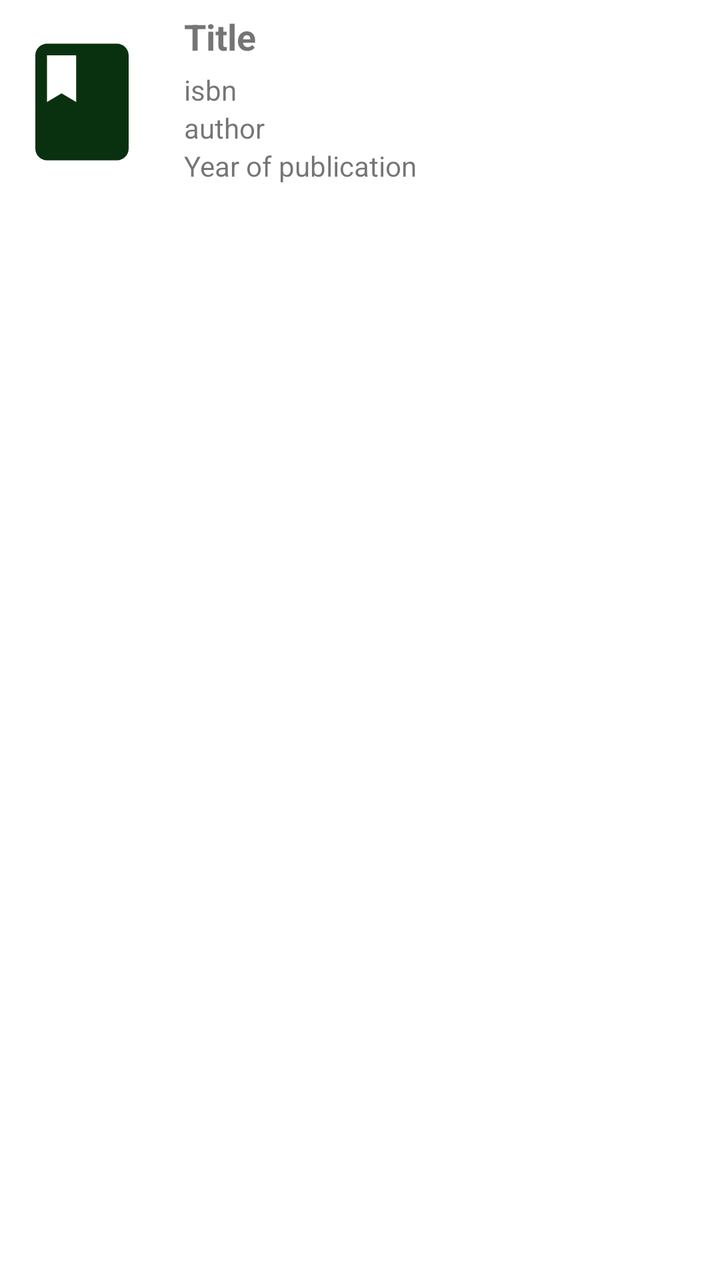
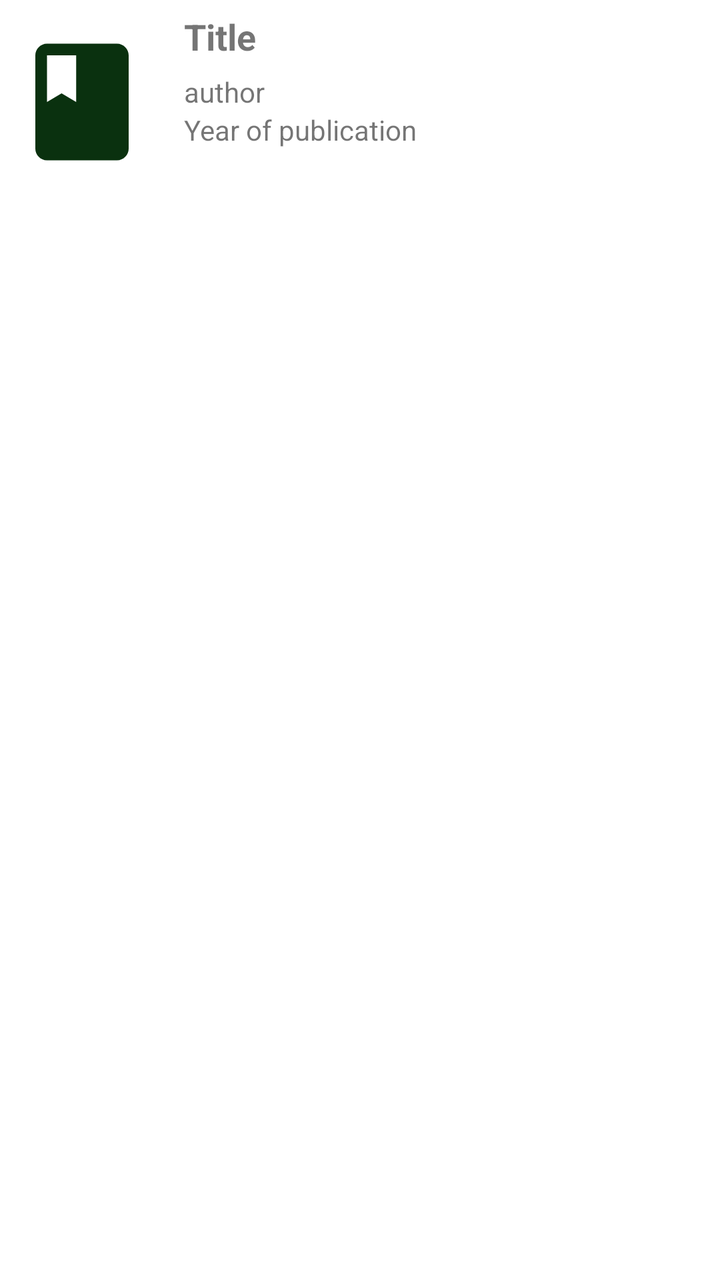

Two renders of the same Android screen: before a commit and after it. Below are the layout's source before the change and the commit's diff.
<!-- AndroidManifest.xml: application theme Theme.MyBooksFadli -->
<!-- res/layout/item_books.xml -->
<?xml version="1.0" encoding="utf-8"?>
<RelativeLayout xmlns:android="http://schemas.android.com/apk/res/android"
    android:layout_width="match_parent"
    android:layout_height="wrap_content"
    android:padding="6dp"
    >

    <LinearLayout
        android:layout_width="match_parent"
        android:layout_height="wrap_content"
        android:orientation="horizontal"
        >
        <ImageView
            android:id="@+id/iv_image_item"
            android:layout_width="70dp"
            android:layout_height="90dp"
            android:src="@drawable/ic_book_24"
            />

        <LinearLayout
            android:layout_width="match_parent"
            android:layout_height="90dp"
            android:orientation="vertical"
            android:layout_toRightOf="@+id/iv_image"
            >
            <TextView
                android:id="@+id/tv_title"
                android:layout_width="match_parent"
                android:layout_height="wrap_content"
                android:paddingHorizontal="16dp"
                android:text="Title"
                android:textStyle="bold"
                android:textSize="18sp"
                android:maxLines="1"
                android:ellipsize="end"
                />

            <TextView
                android:id="@+id/tv_isbn"
                android:layout_width="match_parent"
                android:layout_height="wrap_content"
                android:paddingHorizontal="16dp"
                android:paddingTop="5dp"
                android:text="isbn"
                style="subtitle"
                android:maxLines="1"
                android:ellipsize="end"
                />

            <TextView
                android:id="@+id/tv_author"
                android:layout_width="match_parent"
                android:layout_height="wrap_content"
                android:paddingHorizontal="16dp"
                android:text="author"
                style="subtitle"
                android:maxLines="1"
                android:ellipsize="end"
                />

            <TextView
                android:id="@+id/tv_year_of_publication"
                android:layout_width="match_parent"
                android:layout_height="wrap_content"
                android:paddingHorizontal="16dp"
                android:text="Year of publication"
                />

            <TextView
                android:id="@+id/tv_publisher"
                android:layout_width="match_parent"
                android:layout_height="wrap_content"
                android:paddingHorizontal="16dp"
                android:text="Publisher"
                />
        </LinearLayout>
    </LinearLayout>

</RelativeLayout>
<!-- resources referenced by this layout -->
<resources>
  <!-- drawable ic_book_24 (drawable) -->
  <vector android:height="24dp" android:tint="#0A310F"
      android:viewportHeight="24" android:viewportWidth="24"
      android:width="24dp" xmlns:android="http://schemas.android.com/apk/res/android">
      <path android:fillColor="@android:color/white" android:pathData="M18,2H6c-1.1,0 -2,0.9 -2,2v16c0,1.1 0.9,2 2,2h12c1.1,0 2,-0.9 2,-2V4c0,-1.1 -0.9,-2 -2,-2zM6,4h5v8l-2.5,-1.5L6,12V4z"/>
  </vector>
  <style name="Theme.MyBooksFadli" parent="Theme.MaterialComponents.DayNight.DarkActionBar">
          
          <item name="colorPrimary">@color/purple_500</item>
          <item name="colorPrimaryVariant">@color/purple_700</item>
          <item name="colorOnPrimary">@color/white</item>
          
          <item name="colorSecondary">@color/teal_200</item>
          <item name="colorSecondaryVariant">@color/teal_700</item>
          <item name="colorOnSecondary">@color/black</item>
          
          <item name="android:statusBarColor">?attr/colorPrimaryVariant</item>
          
      </style>
  <color name="purple_500">#FF6200EE</color>
  <color name="purple_700">#FF3700B3</color>
  <color name="white">#FFFFFFFF</color>
  <color name="teal_200">#FF03DAC5</color>
  <color name="teal_700">#FF018786</color>
  <color name="black">#FF000000</color>
</resources>

<!-- the commit's change to res/layout/item_books.xml (unified diff, before → after) -->
@@ -28,21 +28,10 @@
                 android:layout_width="match_parent"
                 android:layout_height="wrap_content"
                 android:paddingHorizontal="16dp"
+                android:layout_marginBottom="6dp"
                 android:text="Title"
                 android:textStyle="bold"
                 android:textSize="18sp"
-                android:maxLines="1"
-                android:ellipsize="end"
-                />
-
-            <TextView
-                android:id="@+id/tv_isbn"
-                android:layout_width="match_parent"
-                android:layout_height="wrap_content"
-                android:paddingHorizontal="16dp"
-                android:paddingTop="5dp"
-                android:text="isbn"
-                style="subtitle"
                 android:maxLines="1"
                 android:ellipsize="end"
                 />
@@ -66,13 +55,6 @@
                 android:text="Year of publication"
                 />
 
-            <TextView
-                android:id="@+id/tv_publisher"
-                android:layout_width="match_parent"
-                android:layout_height="wrap_content"
-                android:paddingHorizontal="16dp"
-                android:text="Publisher"
-                />
         </LinearLayout>
     </LinearLayout>
 
